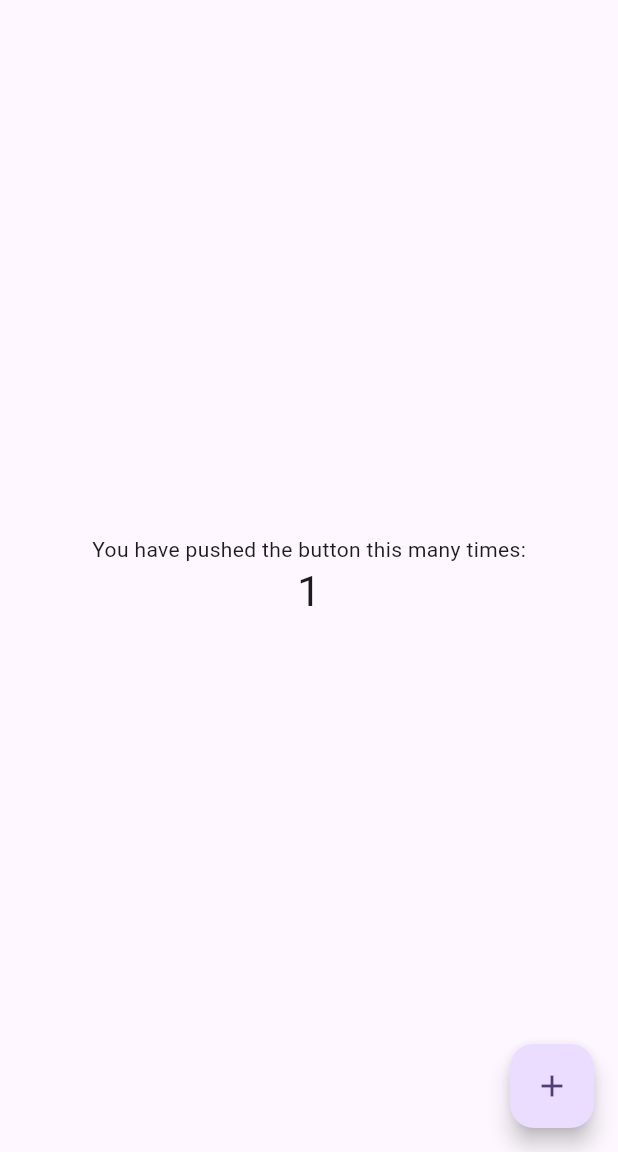
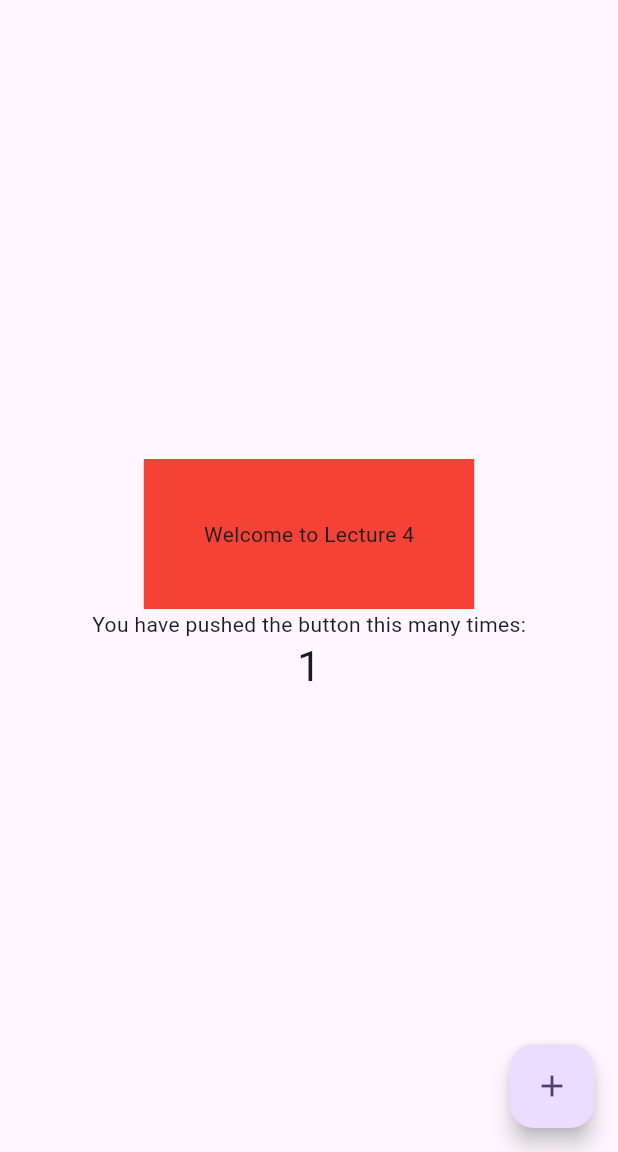
Before and after one commit to mehmetartun/CSEN268-S25, a Flutter app: the screen it shows after launch, after a tap on the "add" icon, on a phone screen of 412 x 824 dp, the part 84-1236 px from its top. Run offline on Flutter 3.47's test engine with Material 3 defaults, Android fonts, the phone set to English and light mode, and no system bars.

Commit message:
Lecture 4 - End

```diff
--- a/lib/main.dart
+++ b/lib/main.dart
@@ -1,4 +1,6 @@
 import 'package:flutter/material.dart';
+
+import 'pages/my_home_page.dart';
 
 void main() {
   runApp(const MyApp());
@@ -7,116 +9,15 @@ void main() {
 class MyApp extends StatelessWidget {
   const MyApp({super.key});
 
-  // This widget is the root of your application.
   @override
   Widget build(BuildContext context) {
     return MaterialApp(
       title: 'Flutter Demo',
       theme: ThemeData(
-        // This is the theme of your application.
-        //
-        // TRY THIS: Try running your application with "flutter run". You'll see
-        // the application has a purple toolbar. Then, without quitting the app,
-        // try changing the seedColor in the colorScheme below to Colors.green
-        // and then invoke "hot reload" (save your changes or press the "hot
-        // reload" button in a Flutter-supported IDE, or press "r" if you used
-        // the command line to start the app).
-        //
-        // Notice that the counter didn't reset back to zero; the application
-        // state is not lost during the reload. To reset the state, use hot
-        // restart instead.
-        //
-        // This works for code too, not just values: Most code changes can be
-        // tested with just a hot reload.
         colorScheme: ColorScheme.fromSeed(seedColor: Colors.deepPurple),
+        useMaterial3: true,
       ),
       home: const MyHomePage(title: 'Flutter Demo Home Page'),
     );
   }
 }
-
-class MyHomePage extends StatefulWidget {
-  const MyHomePage({super.key, required this.title});
-
-  // This widget is the home page of your application. It is stateful, meaning
-  // that it has a State object (defined below) that contains fields that affect
-  // how it looks.
-
-  // This class is the configuration for the state. It holds the values (in this
-  // case the title) provided by the parent (in this case the App widget) and
-  // used by the build method of the State. Fields in a Widget subclass are
-  // always marked "final".
-
-  final String title;
-
-  @override
-  State<MyHomePage> createState() => _MyHomePageState();
-}
-
-class _MyHomePageState extends State<MyHomePage> {
-  int _counter = 0;
-
-  void _incrementCounter() {
-    setState(() {
-      // This call to setState tells the Flutter framework that something has
-      // changed in this State, which causes it to rerun the build method below
-      // so that the display can reflect the updated values. If we changed
-      // _counter without calling setState(), then the build method would not be
-      // called again, and so nothing would appear to happen.
-      _counter++;
-    });
-  }
-
-  @override
-  Widget build(BuildContext context) {
-    // This method is rerun every time setState is called, for instance as done
-    // by the _incrementCounter method above.
-    //
-    // The Flutter framework has been optimized to make rerunning build methods
-    // fast, so that you can just rebuild anything that needs updating rather
-    // than having to individually change instances of widgets.
-    return Scaffold(
-      appBar: AppBar(
-        // TRY THIS: Try changing the color here to a specific color (to
-        // Colors.amber, perhaps?) and trigger a hot reload to see the AppBar
-        // change color while the other colors stay the same.
-        backgroundColor: Theme.of(context).colorScheme.inversePrimary,
-        // Here we take the value from the MyHomePage object that was created by
-        // the App.build method, and use it to set our appbar title.
-        title: Text(widget.title),
-      ),
-      body: Center(
-        // Center is a layout widget. It takes a single child and positions it
-        // in the middle of the parent.
-        child: Column(
-          // Column is also a layout widget. It takes a list of children and
-          // arranges them vertically. By default, it sizes itself to fit its
-          // children horizontally, and tries to be as tall as its parent.
-          //
-          // Column has various properties to control how it sizes itself and
-          // how it positions its children. Here we use mainAxisAlignment to
-          // center the children vertically; the main axis here is the vertical
-          // axis because Columns are vertical (the cross axis would be
-          // horizontal).
-          //
-          // TRY THIS: Invoke "debug painting" (choose the "Toggle Debug Paint"
-          // action in the IDE, or press "p" in the console), to see the
-          // wireframe for each widget.
-          mainAxisAlignment: MainAxisAlignment.center,
-          children: <Widget>[
-            const Text('You have pushed the button this many times:'),
-            Text(
-              '$_counter',
-              style: Theme.of(context).textTheme.headlineMedium,
-            ),
-          ],
-        ),
-      ),
-      floatingActionButton: FloatingActionButton(
-        onPressed: _incrementCounter,
-        tooltip: 'Increment',
-        child: const Icon(Icons.add),
-      ), // This trailing comma makes auto-formatting nicer for build methods.
-    );
-  }
-}
--- /dev/null
+++ b/lib/pages/my_home_page.dart
@@ -0,0 +1,54 @@
+import 'package:flutter/material.dart';
+
+import '../widgets/padded_text.dart';
+
+class MyHomePage extends StatefulWidget {
+  const MyHomePage({super.key, required this.title});
+  final String title;
+
+  @override
+  State<MyHomePage> createState() => _MyHomePageState();
+}
+
+class _MyHomePageState extends State<MyHomePage> {
+  int _counter = 0;
+
+  void _incrementCounter() {
+    setState(() {
+      _counter++;
+    });
+  }
+
+  @override
+  Widget build(BuildContext context) {
+    return Scaffold(
+      appBar: AppBar(
+        backgroundColor: Theme.of(context).colorScheme.inversePrimary,
+        title: Text(widget.title),
+      ),
+      body: Center(
+        child: Column(
+          mainAxisAlignment: MainAxisAlignment.center,
+          children: <Widget>[
+            const PaddedText(
+              text: "Welcome to Lecture 4",
+              padding: 40,
+            ),
+            const Text(
+              'You have pushed the button this many times:',
+            ),
+            Text(
+              '$_counter',
+              style: Theme.of(context).textTheme.headlineMedium,
+            ),
+          ],
+        ),
+      ),
+      floatingActionButton: FloatingActionButton(
+        onPressed: _incrementCounter,
+        tooltip: 'Increment',
+        child: const Icon(Icons.add),
+      ),
+    );
+  }
+}
--- /dev/null
+++ b/lib/widgets/padded_text.dart
@@ -0,0 +1,16 @@
+import 'package:flutter/material.dart';
+
+class PaddedText extends StatelessWidget {
+  final String text;
+  final double padding;
+  const PaddedText({super.key, required this.text, this.padding = 8.0});
+
+  @override
+  Widget build(BuildContext context) {
+    return Container(
+      padding: EdgeInsets.all(padding),
+      color: Colors.red,
+      child: Text(text),
+    );
+  }
+}
--- a/pubspec.yaml
+++ b/pubspec.yaml
@@ -1,5 +1,5 @@
 name: csen268_s25
-description: "A new Flutter project."
+description: "Mobile App Development Course"
 # The following line prevents the package from being accidentally published to
 # pub.dev using `flutter pub publish`. This is preferred for private packages.
 publish_to: 'none' # Remove this line if you wish to publish to pub.dev
```
Also changed, not shown: 2 other files.
